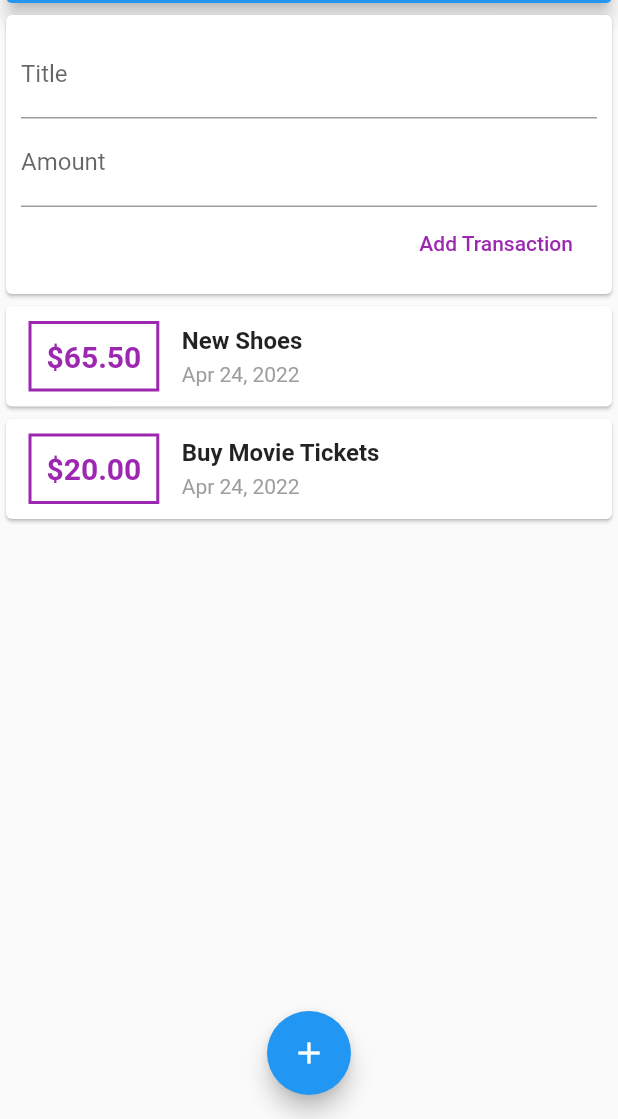
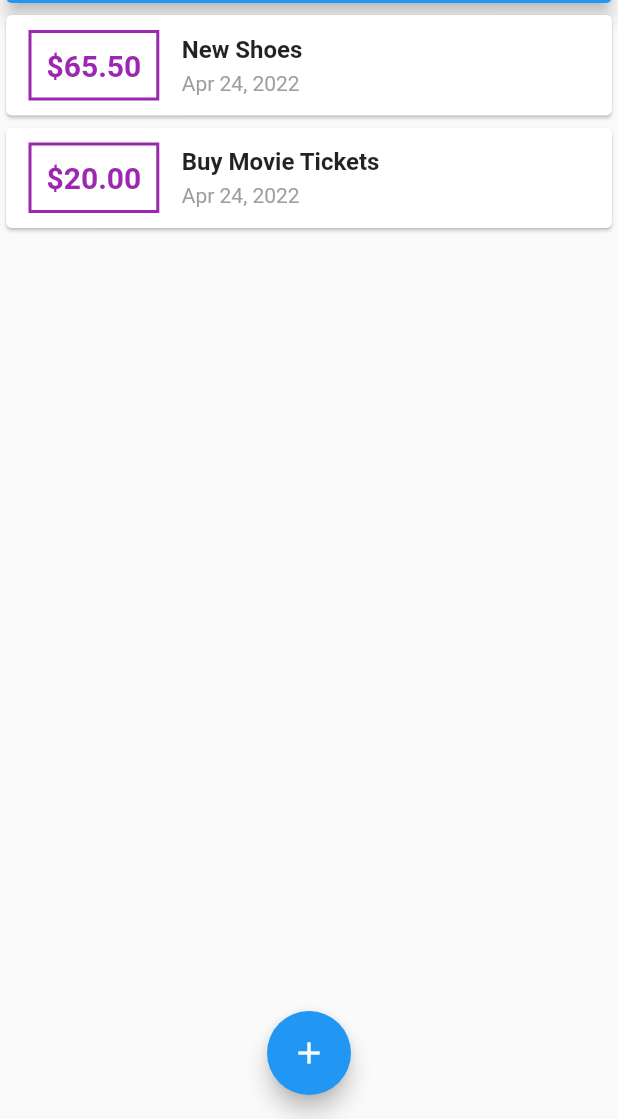
Before and after one commit to nguyenquiho/personal_expenses_app, a Flutter app: the screen it shows after launch, on a phone screen of 412 x 824 dp, the part 117-1236 px from its top. Run offline on Flutter 3.47's test engine with Material 2 defaults, Android fonts, the phone set to English and light mode, and no system bars.

```diff
--- a/lib/main.dart
+++ b/lib/main.dart
@@ -1,8 +1,10 @@
 import 'package:flutter/material.dart';
 import 'package:intl/intl.dart';
-import 'package:personal_expenses_app/widgets/user_transaction.dart';
+// import 'package:personal_expenses_app/widgets/user_transaction.dart';
 
 import 'models/transaction.dart';
+import 'widgets/new_transaction.dart';
+import 'widgets/transaction_list.dart';
 
 void main() {
   runApp(const MyApp());
@@ -25,14 +27,53 @@ class MyApp extends StatelessWidget {
   }
 }
 
-class MyHomePage extends StatelessWidget {
-  final List<Transaction> transactions = [
+class MyHomePage extends StatefulWidget {
+  @override
+  State<MyHomePage> createState() => _MyHomePageState();
+}
 
+class _MyHomePageState extends State<MyHomePage> {
+  final titleController = TextEditingController();
+  final amountController = TextEditingController();
+
+  final List<Transaction> _userTransactions = [
+    Transaction(
+      id: 't1',
+      title: 'New Shoes',
+      amount: 65.5,
+      date: DateTime.now(),
+    ),
+    Transaction(
+      id: 't2',
+      title: 'Buy Movie Tickets',
+      amount: 20,
+      date: DateTime.now(),
+    ),
   ];
 
-  // String? titleInput;
-  // String? amountInput;
+  void _addNewTransaction(String txTitle, double txAmount){
+    final newTx = new Transaction(
+      title: txTitle,
+      amount: txAmount,
+      date: DateTime.now(),
+      id: DateTime.now().toString(),
+    );
 
+    setState(() {
+      _userTransactions.add(newTx);
+    });
+
+  }
+
+  void _startAddNewTransaction(BuildContext ctx) {
+    showModalBottomSheet(context: ctx, builder: (_){
+      return GestureDetector(
+        onTap: (){},
+        child: NewTransaction(_addNewTransaction),
+        behavior: HitTestBehavior.opaque,
+        );
+    });
+  }
 
   @override
   Widget build(BuildContext context) {
@@ -42,7 +83,7 @@ class MyHomePage extends StatelessWidget {
         title: Text('Personal Expenses App'),
         actions: [
           IconButton(
-            onPressed: (){},
+            onPressed: () => _startAddNewTransaction(context),
             icon: Icon(
               Icons.add,
             )
@@ -66,13 +107,14 @@ class MyHomePage extends StatelessWidget {
                 ),
               elevation: 5,
             ),
-            UserTransactions(),
+            // UserTransactions(),
+            TransactionList(_userTransactions),
           ],
         ),
       ),
       floatingActionButtonLocation: FloatingActionButtonLocation.centerFloat,
       floatingActionButton: FloatingActionButton(
-        onPressed: (){},
+        onPressed: () => _startAddNewTransaction(context),
         child: Icon(
           Icons.add,
         ),
--- a/lib/widgets/user_transaction.dart
+++ b/lib/widgets/user_transaction.dart
@@ -1,53 +1,24 @@
-import 'package:flutter/material.dart';
+// import 'package:flutter/material.dart';
 
-import '../models/transaction.dart';
-import 'new_transaction.dart';
-import 'transaction_list.dart';
+// import '../models/transaction.dart';
+// import 'new_transaction.dart';
+// import 'transaction_list.dart';
 
-class UserTransactions extends StatefulWidget {
-  const UserTransactions({ Key? key }) : super(key: key);
+// class UserTransactions extends StatefulWidget {
+//   const UserTransactions({ Key? key }) : super(key: key);
 
-  @override
-  State<UserTransactions> createState() => _UserTransactionsState();
-}
+//   @override
+//   State<UserTransactions> createState() => _UserTransactionsState();
+// }
 
-class _UserTransactionsState extends State<UserTransactions> {
-  final List<Transaction> _userTransactions = [
-    Transaction(
-      id: 't1',
-      title: 'New Shoes',
-      amount: 65.5,
-      date: DateTime.now(),
-    ),
-    Transaction(
-      id: 't2',
-      title: 'Buy Movie Tickets',
-      amount: 20,
-      date: DateTime.now(),
-    ),
-  ];
-
-  void _addNewTransaction(String txTitle, double txAmount){
-    final newTx = new Transaction(
-      title: txTitle,
-      amount: txAmount,
-      date: DateTime.now(),
-      id: DateTime.now().toString(),
-    );
-
-    setState(() {
-      _userTransactions.add(newTx);
-    });
-
-  }
-
-  @override
-  Widget build(BuildContext context) {
-    return Column(
-      children: [
-        NewTransaction(_addNewTransaction),
-        TransactionList(_userTransactions),
-      ],
-    );
-  }
-}
+// class _UserTransactionsState extends State<UserTransactions> {
+//   @override
+//   Widget build(BuildContext context) {
+//     return Column(
+//       children: [
+//         NewTransaction(_addNewTransaction),
+//         // TransactionList(_userTransactions),
+//       ],
+//     );
+//   }
+// }
```
